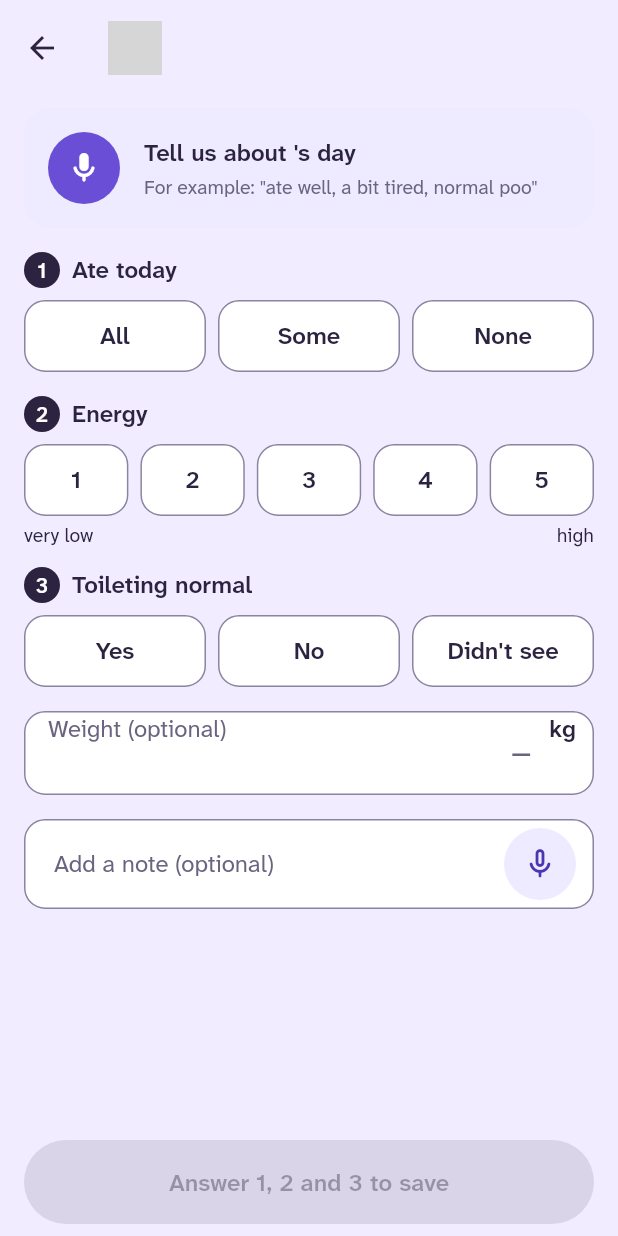
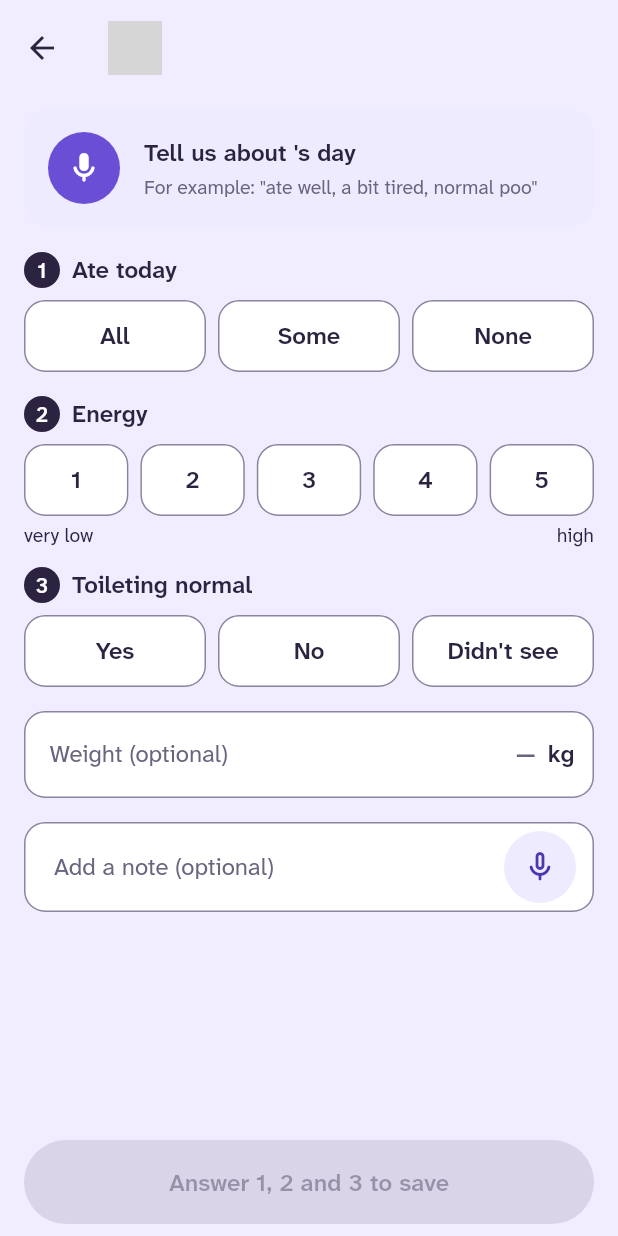
Before and after one commit to Emmapoky/MyPet, a Flutter app: the QuickLogScreen screen opened directly with empty values, on a phone screen of 412 x 824 dp. Run offline on Flutter 3.47's test engine with Material 3 defaults, Android fonts, the phone set to English and light mode, and no system bars; our stand-ins replace audioplayers, camera, cloud_firestore, file_picker, firebase_auth, firebase_core and 10 more; missing offline and left inert: ffmpeg_kit_flutter_new, flutter_onnxruntime, pdfrx, record; accounts and stored records are empty; statements that could not run were skipped; project files that could hold a hidden picture were left out; grey boxes are pictures that could not be loaded.

Commit message:
App: weight row ends where the mic ends (label no longer takes half the row), alignment test, new screenshots

```diff
--- a/app/lib/ui/quick_log_screen.dart
+++ b/app/lib/ui/quick_log_screen.dart
@@ -401,30 +401,46 @@ class _QuickLogScreenState extends State<QuickLogScreen> {
             const SizedBox(height: Tokens.space4),
             // One field, one border: label on the left, the number, then "kg" at the same
             // right inset as the mic circle below (Tokens.fieldEdge), never touching.
-            TextField(
-              controller: weight,
-              keyboardType: const TextInputType.numberWithOptions(decimal: true),
-              textAlign: TextAlign.end,
-              style: t.textTheme.titleSmall,
-              decoration: InputDecoration(
-                hintText: '—',
-                semanticCounterText: 'Weight in kilograms, optional',
-                enabledBorder: OutlineInputBorder(
-                  borderRadius: BorderRadius.circular(Tokens.radiusInput),
-                  borderSide: BorderSide(color: t.colorScheme.outline),
-                ),
-                prefixIcon: Padding(
-                  padding: const EdgeInsets.only(left: Tokens.fieldEdge, right: Tokens.space3),
+            Container(
+              constraints: const BoxConstraints(minHeight: 56),
+              padding: const EdgeInsets.only(left: Tokens.fieldEdge, right: Tokens.fieldTrail),
+              decoration: BoxDecoration(
+                color: t.colorScheme.surface,
+                border: Border.all(color: t.colorScheme.outline),
+                borderRadius: BorderRadius.circular(Tokens.radiusInput),
+              ),
+              child: Row(children: [
+                // Not Flexible: a Flexible next to an Expanded keeps half the row and leaves a
+                // gap before "kg". Capped instead, so big text still fits.
+                ConstrainedBox(
+                  constraints: BoxConstraints(maxWidth: MediaQuery.sizeOf(context).width * 0.5),
                   child: Text('Weight (optional)',
                       style: t.textTheme.bodyLarge!.copyWith(color: t.colorScheme.onSurfaceVariant)),
                 ),
-                prefixIconConstraints: const BoxConstraints(minHeight: 56),
-                suffixIcon: Padding(
-                  padding: const EdgeInsets.only(left: Tokens.space2, right: Tokens.fieldTrail),
-                  child: Text('kg', style: t.textTheme.titleSmall),
+                const SizedBox(width: Tokens.space3),
+                Expanded(
+                  child: TextField(
+                    controller: weight,
+                    keyboardType: const TextInputType.numberWithOptions(decimal: true),
+                    textAlign: TextAlign.end,
+                    style: t.textTheme.titleSmall,
+                    // No box of its own: the row above is the field's only border.
+                    decoration: const InputDecoration(
+                      hintText: '—',
+                      isCollapsed: true,
+                      filled: false,
+                      border: InputBorder.none,
+                      enabledBorder: InputBorder.none,
+                      focusedBorder: InputBorder.none,
+                      contentPadding: EdgeInsets.symmetric(vertical: Tokens.space4),
+                      semanticCounterText: 'Weight in kilograms, optional',
+                    ),
+                  ),
                 ),
-                suffixIconConstraints: const BoxConstraints(minHeight: 56),
-              ),
+                const SizedBox(width: Tokens.space2),
+                // Ends at the same inset as the mic circle in the note field below.
+                Text('kg', style: t.textTheme.titleSmall),
+              ]),
             ),
             const SizedBox(height: Tokens.space4),
             TextField(
```
Also changed, not shown: 2 other files.
